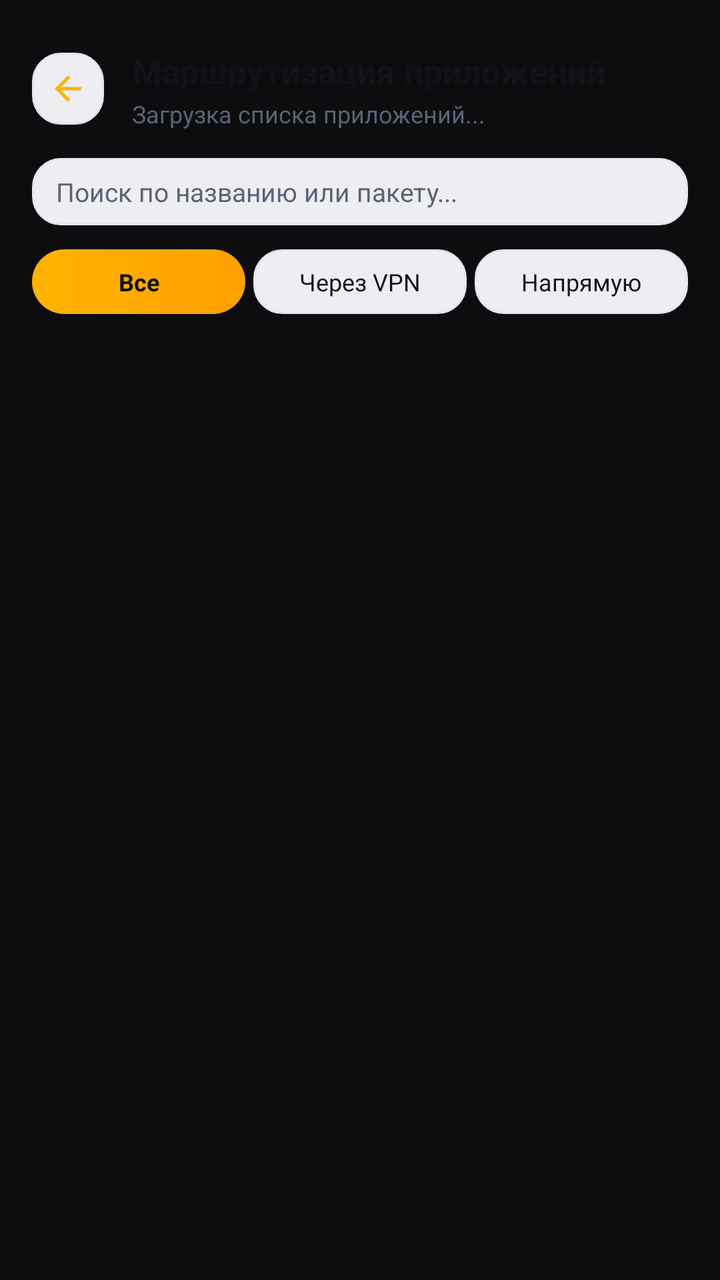
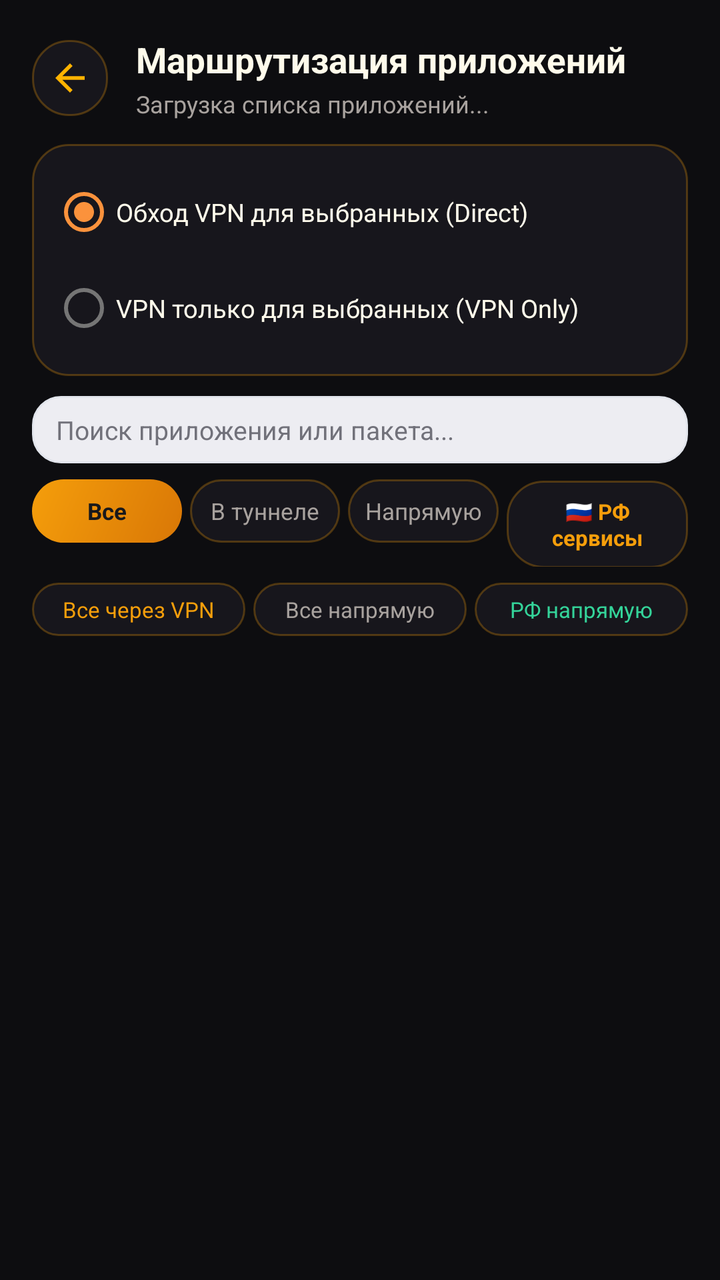

The first picture is an Android layout as it rendered before a commit; the second is the same layout after the commit. The layout source and the unified diff follow.
<!-- AndroidManifest.xml: application theme Theme.AEGS -->
<!-- res/layout/activity_app_routing.xml -->
<?xml version="1.0" encoding="utf-8"?>
<LinearLayout xmlns:android="http://schemas.android.com/apk/res/android"
    android:layout_width="match_parent"
    android:layout_height="match_parent"
    android:orientation="vertical"
    android:background="@color/bg_main"
    android:paddingTop="24dp">

    
    <LinearLayout
        android:layout_width="match_parent"
        android:layout_height="wrap_content"
        android:orientation="horizontal"
        android:gravity="center_vertical"
        android:paddingStart="16dp"
        android:paddingEnd="16dp"
        android:paddingBottom="14dp">

        <ImageView
            android:id="@+id/btn_back_routing"
            android:layout_width="36dp"
            android:layout_height="36dp"
            android:background="@drawable/bg_input_rounded"
            android:src="@drawable/ic_arrow_back"
            android:padding="8dp"
            android:tint="@color/amber_primary"
            android:clickable="true"
            android:focusable="true" />

        <LinearLayout
            android:layout_width="0dp"
            android:layout_height="wrap_content"
            android:layout_weight="1"
            android:orientation="vertical"
            android:layout_marginStart="14dp">

            <TextView
                android:layout_width="wrap_content"
                android:layout_height="wrap_content"
                android:text="Маршрутизация приложений"
                android:textColor="@color/text_primary"
                android:textSize="17sp"
                android:textStyle="bold" />

            <TextView
                android:id="@+id/tv_routing_subtitle"
                android:layout_width="wrap_content"
                android:layout_height="wrap_content"
                android:text="Загрузка списка приложений..."
                android:textColor="@color/text_secondary"
                android:textSize="12sp"
                android:layout_marginTop="2dp" />
        </LinearLayout>
    </LinearLayout>

    
    <LinearLayout
        android:layout_width="match_parent"
        android:layout_height="wrap_content"
        android:orientation="horizontal"
        android:gravity="center_vertical"
        android:background="@drawable/bg_input_rounded"
        android:layout_marginStart="16dp"
        android:layout_marginEnd="16dp"
        android:paddingStart="12dp"
        android:paddingEnd="12dp"
        android:paddingTop="8dp"
        android:paddingBottom="8dp"
        android:layout_marginBottom="12dp">

        <EditText
            android:id="@+id/et_search_apps"
            android:layout_width="match_parent"
            android:layout_height="wrap_content"
            android:background="@null"
            android:hint="Поиск по названию или пакету..."
            android:textColor="@color/text_primary"
            android:textColorHint="@color/text_secondary"
            android:textSize="13sp"
            android:singleLine="true"
            android:imeOptions="actionDone" />
    </LinearLayout>

    
    <LinearLayout
        android:layout_width="match_parent"
        android:layout_height="wrap_content"
        android:orientation="horizontal"
        android:layout_marginStart="16dp"
        android:layout_marginEnd="16dp"
        android:layout_marginBottom="12dp">

        <TextView
            android:id="@+id/btn_filter_all"
            android:layout_width="0dp"
            android:layout_height="wrap_content"
            android:layout_weight="1"
            android:gravity="center"
            android:padding="8dp"
            android:background="@drawable/bg_btn_amber"
            android:text="Все"
            android:textColor="@color/bg_main"
            android:textSize="12sp"
            android:textStyle="bold"
            android:clickable="true"
            android:focusable="true"
            android:layout_marginEnd="4dp" />

        <TextView
            android:id="@+id/btn_filter_vpn"
            android:layout_width="0dp"
            android:layout_height="wrap_content"
            android:layout_weight="1"
            android:gravity="center"
            android:padding="8dp"
            android:background="@drawable/bg_input_rounded"
            android:text="Через VPN"
            android:textColor="@color/text_primary"
            android:textSize="12sp"
            android:clickable="true"
            android:focusable="true"
            android:layout_marginEnd="4dp" />

        <TextView
            android:id="@+id/btn_filter_direct"
            android:layout_width="0dp"
            android:layout_height="wrap_content"
            android:layout_weight="1"
            android:gravity="center"
            android:padding="8dp"
            android:background="@drawable/bg_input_rounded"
            android:text="Напрямую"
            android:textColor="@color/text_primary"
            android:textSize="12sp"
            android:clickable="true"
            android:focusable="true" />
    </LinearLayout>

    
    <ProgressBar
        android:id="@+id/pb_loading_apps"
        android:layout_width="wrap_content"
        android:layout_height="wrap_content"
        android:layout_gravity="center_horizontal"
        android:indeterminateTint="@color/amber_primary"
        android:layout_marginTop="30dp" />

    
    <ListView
        android:id="@+id/lv_apps"
        android:layout_width="match_parent"
        android:layout_height="match_parent"
        android:paddingStart="16dp"
        android:paddingEnd="16dp"
        android:divider="@null"
        android:dividerHeight="0dp"
        android:scrollbars="vertical"
        android:visibility="gone" />

</LinearLayout>
<!-- resources referenced by this layout -->
<resources>
  <color name="amber_primary">#FFB300</color>
  <color name="bg_main">#0D0D10</color>
  <color name="text_primary">#111318</color>
  <color name="text_secondary">#5A6474</color>
  <!-- drawable bg_btn_amber (drawable) -->
  ﻿<?xml version="1.0" encoding="utf-8"?>
  <ripple xmlns:android="http://schemas.android.com/apk/res/android"
      android:color="@color/amber_ripple">
      <item android:id="@android:id/mask">
          <shape android:shape="rectangle">
              <corners android:radius="28dp" />
              <solid android:color="#FFFFFF" />
          </shape>
      </item>
      <item>
          <shape android:shape="rectangle">
              <corners android:radius="28dp" />
              <gradient
                  android:angle="0"
                  android:startColor="@color/amber_primary"
                  android:endColor="@color/amber_accent"
                  android:type="linear" />
          </shape>
      </item>
  </ripple>
  <!-- drawable bg_input_rounded (drawable) -->
  ﻿<?xml version="1.0" encoding="utf-8"?>
  <shape xmlns:android="http://schemas.android.com/apk/res/android"
      android:shape="rectangle">
      <corners android:radius="14dp" />
      <solid android:color="@color/obsidian_surface_elevated" />
      <stroke
          android:width="1dp"
          android:color="@color/obsidian_card_stroke" />
  </shape>
  <!-- drawable ic_arrow_back (drawable) -->
  <vector xmlns:android="http://schemas.android.com/apk/res/android"
      android:width="24dp"
      android:height="24dp"
      android:viewportWidth="24"
      android:viewportHeight="24">
      <path
          android:fillColor="@color/amber_primary"
          android:pathData="M20,11H7.83l5.59,-5.59L12,4l-8,8 8,8 1.41,-1.41L7.83,13H20v-2z"/>
  </vector>
  <style name="Theme.AEGS" parent="Theme.MaterialComponents.DayNight.NoActionBar">
          
          <item name="colorPrimary">@color/primary</item>
          <item name="colorPrimaryVariant">@color/primary_dark</item>
          <item name="colorOnPrimary">@color/btn_text</item>
  
          
          <item name="colorSecondary">@color/secondary</item>
          <item name="colorSecondaryVariant">@color/primary_dark</item>
          <item name="colorOnSecondary">@color/btn_text</item>
  
          
          <item name="android:statusBarColor">@color/bg_main</item>
          <item name="android:navigationBarColor">@color/bg_main</item>
          <item name="android:windowBackground">@color/bg_main</item>
  
          
          <item name="shapeAppearanceSmallComponent">@style/ShapeAppearance.RoundedSmall</item>
          <item name="shapeAppearanceMediumComponent">@style/ShapeAppearance.RoundedMedium</item>
          <item name="shapeAppearanceLargeComponent">@style/ShapeAppearance.RoundedLarge</item>
      </style>
  <color name="amber_ripple">#44FFB300</color>
  <color name="amber_accent">#FFA000</color>
  <color name="obsidian_surface_elevated">#EDEDF2</color>
  <color name="obsidian_card_stroke">#E2E5EC</color>
  <color name="primary">#F59E0B</color>
  <color name="primary_dark">#D97706</color>
  <color name="btn_text">#261102</color>
  <color name="secondary">#FB923C</color>
  <style name="ShapeAppearance.RoundedSmall" parent="ShapeAppearance.MaterialComponents.SmallComponent">
          <item name="cornerSize">12dp</item>
      </style>
  <style name="ShapeAppearance.RoundedMedium" parent="ShapeAppearance.MaterialComponents.MediumComponent">
          <item name="cornerSize">20dp</item>
      </style>
  <style name="ShapeAppearance.RoundedLarge" parent="ShapeAppearance.MaterialComponents.LargeComponent">
          <item name="cornerSize">28dp</item>
      </style>
</resources>

<!-- the commit's change to res/layout/activity_app_routing.xml (unified diff, before → after) -->
@@ -3,8 +3,8 @@
     android:layout_width="match_parent"
     android:layout_height="match_parent"
     android:orientation="vertical"
-    android:background="@color/bg_main"
-    android:paddingTop="24dp">
+    android:background="#0D0D10"
+    android:paddingTop="18dp">
 
     
     <LinearLayout
@@ -14,18 +14,19 @@
         android:gravity="center_vertical"
         android:paddingStart="16dp"
         android:paddingEnd="16dp"
-        android:paddingBottom="14dp">
+        android:paddingBottom="12dp">
 
         <ImageView
             android:id="@+id/btn_back_routing"
-            android:layout_width="36dp"
-            android:layout_height="36dp"
-            android:background="@drawable/bg_input_rounded"
+            android:layout_width="38dp"
+            android:layout_height="38dp"
+            android:background="@drawable/card_obsidian"
             android:src="@drawable/ic_arrow_back"
             android:padding="8dp"
             android:tint="@color/amber_primary"
             android:clickable="true"
-            android:focusable="true" />
+            android:focusable="true"
+            android:contentDescription="Назад" />
 
         <LinearLayout
             android:layout_width="0dp"
@@ -38,8 +39,8 @@
                 android:layout_width="wrap_content"
                 android:layout_height="wrap_content"
                 android:text="Маршрутизация приложений"
-                android:textColor="@color/text_primary"
-                android:textSize="17sp"
+                android:textColor="#FFFBEB"
+                android:textSize="17.5sp"
                 android:textStyle="bold" />
 
             <TextView
@@ -47,10 +48,104 @@
                 android:layout_width="wrap_content"
                 android:layout_height="wrap_content"
                 android:text="Загрузка списка приложений..."
-                android:textColor="@color/text_secondary"
+                android:textColor="#A8A29E"
                 android:textSize="12sp"
                 android:layout_marginTop="2dp" />
         </LinearLayout>
+    </LinearLayout>
+
+    
+    <LinearLayout
+        android:id="@+id/card_smart_analysis"
+        android:layout_width="match_parent"
+        android:layout_height="wrap_content"
+        android:orientation="vertical"
+        android:background="@drawable/card_obsidian"
+        android:layout_marginStart="16dp"
+        android:layout_marginEnd="16dp"
+        android:padding="14dp"
+        android:visibility="gone"
+        android:layout_marginBottom="10dp">
+
+        <LinearLayout
+            android:layout_width="match_parent"
+            android:layout_height="wrap_content"
+            android:orientation="horizontal"
+            android:gravity="center_vertical"
+            android:layout_marginBottom="6dp">
+
+            <ImageView
+                android:layout_width="22dp"
+                android:layout_height="22dp"
+                android:src="@drawable/ic_shield"
+                android:tint="@color/amber_primary"
+                android:layout_marginEnd="8dp" />
+
+            <TextView
+                android:id="@+id/tv_smart_analysis_title"
+                android:layout_width="wrap_content"
+                android:layout_height="wrap_content"
+                android:text="Умный анализ: сервисы РФ"
+                android:textColor="#F59E0B"
+                android:textSize="13.5sp"
+                android:textStyle="bold" />
+        </LinearLayout>
+
+        <TextView
+            android:id="@+id/tv_smart_analysis_desc"
+            android:layout_width="match_parent"
+            android:layout_height="wrap_content"
+            android:text="Обнаружены российские сервисы (банки, Госуслуги, доставка). Рекомендуется настроить их в прямой обход VPN."
+            android:textColor="#D4D4D8"
+            android:textSize="12sp"
+            android:lineSpacingExtra="2dp"
+            android:layout_marginBottom="10dp" />
+
+        <Button
+            android:id="@+id/btn_apply_smart_ru"
+            android:layout_width="match_parent"
+            android:layout_height="38dp"
+            android:text="⚡ Настроить сервисы РФ в обход VPN"
+            android:textColor="#18181B"
+            android:textSize="12sp"
+            android:textStyle="bold"
+            android:background="@drawable/btn_amber_gradient" />
+    </LinearLayout>
+
+    
+    <LinearLayout
+        android:layout_width="match_parent"
+        android:layout_height="wrap_content"
+        android:orientation="vertical"
+        android:background="@drawable/card_obsidian"
+        android:layout_marginStart="16dp"
+        android:layout_marginEnd="16dp"
+        android:padding="10dp"
+        android:layout_marginBottom="10dp">
+
+        <RadioGroup
+            android:id="@+id/rg_routing_mode"
+            android:layout_width="match_parent"
+            android:layout_height="wrap_content"
+            android:orientation="vertical">
+
+            <RadioButton
+                android:id="@+id/rb_mode_bypass"
+                android:layout_width="match_parent"
+                android:layout_height="wrap_content"
+                android:text="Обход VPN для выбранных (Direct)"
+                android:textColor="#FFFBEB"
+                android:textSize="12.5sp"
+                android:checked="true" />
+
+            <RadioButton
+                android:id="@+id/rb_mode_vpn_only"
+                android:layout_width="match_parent"
+                android:layout_height="wrap_content"
+                android:text="VPN только для выбранных (VPN Only)"
+                android:textColor="#FFFBEB"
+                android:textSize="12.5sp" />
+        </RadioGroup>
     </LinearLayout>
 
     
@@ -66,16 +161,16 @@
         android:paddingEnd="12dp"
         android:paddingTop="8dp"
         android:paddingBottom="8dp"
-        android:layout_marginBottom="12dp">
+        android:layout_marginBottom="8dp">
 
         <EditText
             android:id="@+id/et_search_apps"
             android:layout_width="match_parent"
             android:layout_height="wrap_content"
             android:background="@null"
-            android:hint="Поиск по названию или пакету..."
-            android:textColor="@color/text_primary"
-            android:textColorHint="@color/text_secondary"
+            android:hint="Поиск приложения или пакета..."
+            android:textColor="#FFFBEB"
+            android:textColorHint="#71717A"
             android:textSize="13sp"
             android:singleLine="true"
             android:imeOptions="actionDone" />
@@ -88,7 +183,7 @@
         android:orientation="horizontal"
         android:layout_marginStart="16dp"
         android:layout_marginEnd="16dp"
-        android:layout_marginBottom="12dp">
+        android:layout_marginBottom="8dp">
 
         <TextView
             android:id="@+id/btn_filter_all"
@@ -97,10 +192,10 @@
             android:layout_weight="1"
             android:gravity="center"
             android:padding="8dp"
-            android:background="@drawable/bg_btn_amber"
+            android:background="@drawable/btn_amber_gradient"
             android:text="Все"
-            android:textColor="@color/bg_main"
-            android:textSize="12sp"
+            android:textColor="#18181B"
+            android:textSize="11.5sp"
             android:textStyle="bold"
             android:clickable="true"
             android:focusable="true"
@@ -113,10 +208,10 @@
             android:layout_weight="1"
             android:gravity="center"
             android:padding="8dp"
-            android:background="@drawable/bg_input_rounded"
-            android:text="Через VPN"
-            android:textColor="@color/text_primary"
-            android:textSize="12sp"
+            android:background="@drawable/card_obsidian"
+            android:text="В туннеле"
+            android:textColor="#A8A29E"
+            android:textSize="11.5sp"
             android:clickable="true"
             android:focusable="true"
             android:layout_marginEnd="4dp" />
@@ -128,10 +223,80 @@
             android:layout_weight="1"
             android:gravity="center"
             android:padding="8dp"
-            android:background="@drawable/bg_input_rounded"
+            android:background="@drawable/card_obsidian"
             android:text="Напрямую"
-            android:textColor="@color/text_primary"
-            android:textSize="12sp"
+            android:textColor="#A8A29E"
+            android:textSize="11.5sp"
+            android:clickable="true"
+            android:focusable="true"
+            android:layout_marginEnd="4dp" />
+
+        <TextView
+            android:id="@+id/btn_filter_ru"
+            android:layout_width="0dp"
+            android:layout_height="wrap_content"
+            android:layout_weight="1.2"
+            android:gravity="center"
+            android:padding="8dp"
+            android:background="@drawable/card_obsidian"
+            android:text="🇷🇺 РФ сервисы"
+            android:textColor="#F59E0B"
+            android:textSize="11sp"
+            android:textStyle="bold"
+            android:clickable="true"
+            android:focusable="true" />
+    </LinearLayout>
+
+    
+    <LinearLayout
+        android:layout_width="match_parent"
+        android:layout_height="wrap_content"
+        android:orientation="horizontal"
+        android:layout_marginStart="16dp"
+        android:layout_marginEnd="16dp"
+        android:layout_marginBottom="8dp">
+
+        <TextView
+            android:id="@+id/btn_quick_all_vpn"
+            android:layout_width="0dp"
+            android:layout_height="wrap_content"
+            android:layout_weight="1"
+            android:text="Все через VPN"
+            android:textColor="#F59E0B"
+            android:textSize="11sp"
+            android:gravity="center"
+            android:padding="6dp"
+            android:background="@drawable/card_obsidian"
+            android:layout_marginEnd="4dp"
+            android:clickable="true"
+            android:focusable="true" />
+
+        <TextView
+            android:id="@+id/btn_quick_all_direct"
+            android:layout_width="0dp"
+            android:layout_height="wrap_content"
+            android:layout_weight="1"
+            android:text="Все напрямую"
+            android:textColor="#A8A29E"
+            android:textSize="11sp"
+            android:gravity="center"
+            android:padding="6dp"
+            android:background="@drawable/card_obsidian"
+            android:layout_marginEnd="4dp"
+            android:clickable="true"
+            android:focusable="true" />
+
+        <TextView
+            android:id="@+id/btn_quick_select_ru"
+            android:layout_width="0dp"
+            android:layout_height="wrap_content"
+            android:layout_weight="1"
+            android:text="РФ напрямую"
+            android:textColor="#34D399"
+            android:textSize="11sp"
+            android:gravity="center"
+            android:padding="6dp"
+            android:background="@drawable/card_obsidian"
             android:clickable="true"
             android:focusable="true" />
     </LinearLayout>
<!-- resource entries referenced after the edit -->
@@ -2,29 +2,6 @@
 <resources>
   <color name="amber_primary">#FFB300</color>
   <color name="bg_main">#0D0D10</color>
-  <color name="text_primary">#111318</color>
-  <color name="text_secondary">#5A6474</color>
-  <!-- drawable bg_btn_amber (drawable) -->
-  ﻿<?xml version="1.0" encoding="utf-8"?>
-  <ripple xmlns:android="http://schemas.android.com/apk/res/android"
-      android:color="@color/amber_ripple">
-      <item android:id="@android:id/mask">
-          <shape android:shape="rectangle">
-              <corners android:radius="28dp" />
-              <solid android:color="#FFFFFF" />
-          </shape>
-      </item>
-      <item>
-          <shape android:shape="rectangle">
-              <corners android:radius="28dp" />
-              <gradient
-                  android:angle="0"
-                  android:startColor="@color/amber_primary"
-                  android:endColor="@color/amber_accent"
-                  android:type="linear" />
-          </shape>
-      </item>
-  </ripple>
   <!-- drawable bg_input_rounded (drawable) -->
   ﻿<?xml version="1.0" encoding="utf-8"?>
   <shape xmlns:android="http://schemas.android.com/apk/res/android"
@@ -35,6 +12,31 @@
           android:width="1dp"
           android:color="@color/obsidian_card_stroke" />
   </shape>
+  <!-- drawable btn_amber_gradient (drawable) -->
+  <?xml version="1.0" encoding="utf-8"?>
+  <ripple xmlns:android="http://schemas.android.com/apk/res/android"
+      android:color="#47FFFFFF">
+      <item>
+          <shape android:shape="rectangle">
+              <gradient
+                  android:angle="315"
+                  android:startColor="#F59E0B"
+                  android:endColor="#D97706"
+                  android:type="linear" />
+              <corners android:radius="18dp" />
+          </shape>
+      </item>
+  </ripple>
+  <!-- drawable card_obsidian (drawable) -->
+  <?xml version="1.0" encoding="utf-8"?>
+  <shape xmlns:android="http://schemas.android.com/apk/res/android"
+      android:shape="rectangle">
+      <solid android:color="#17161C" />
+      <stroke
+          android:width="1dp"
+          android:color="#47F59E0B" />
+      <corners android:radius="18dp" />
+  </shape>
   <!-- drawable ic_arrow_back (drawable) -->
   <vector xmlns:android="http://schemas.android.com/apk/res/android"
       android:width="24dp"
@@ -44,6 +46,17 @@
       <path
           android:fillColor="@color/amber_primary"
           android:pathData="M20,11H7.83l5.59,-5.59L12,4l-8,8 8,8 1.41,-1.41L7.83,13H20v-2z"/>
+  </vector>
+  <!-- drawable ic_shield (drawable) -->
+  ﻿<vector xmlns:android="http://schemas.android.com/apk/res/android"
+      android:width="24dp"
+      android:height="24dp"
+      android:viewportWidth="24"
+      android:viewportHeight="24"
+      android:alpha="0.85">
+      <path
+          android:fillColor="@color/amber_primary"
+          android:pathData="M12,1L3,5v6c0,5.55 3.84,10.74 9,12c5.16,-1.26 9,-6.45 9,-12V5L12,1zM12,11.99h7c-0.53,4.12 -3.28,7.79 -7,8.94V12H5V6.3l7,-3.11V11.99z"/>
   </vector>
   <style name="Theme.AEGS" parent="Theme.MaterialComponents.DayNight.NoActionBar">
           
@@ -66,8 +79,6 @@
           <item name="shapeAppearanceMediumComponent">@style/ShapeAppearance.RoundedMedium</item>
           <item name="shapeAppearanceLargeComponent">@style/ShapeAppearance.RoundedLarge</item>
       </style>
-  <color name="amber_ripple">#44FFB300</color>
-  <color name="amber_accent">#FFA000</color>
   <color name="obsidian_surface_elevated">#EDEDF2</color>
   <color name="obsidian_card_stroke">#E2E5EC</color>
   <color name="primary">#F59E0B</color>
